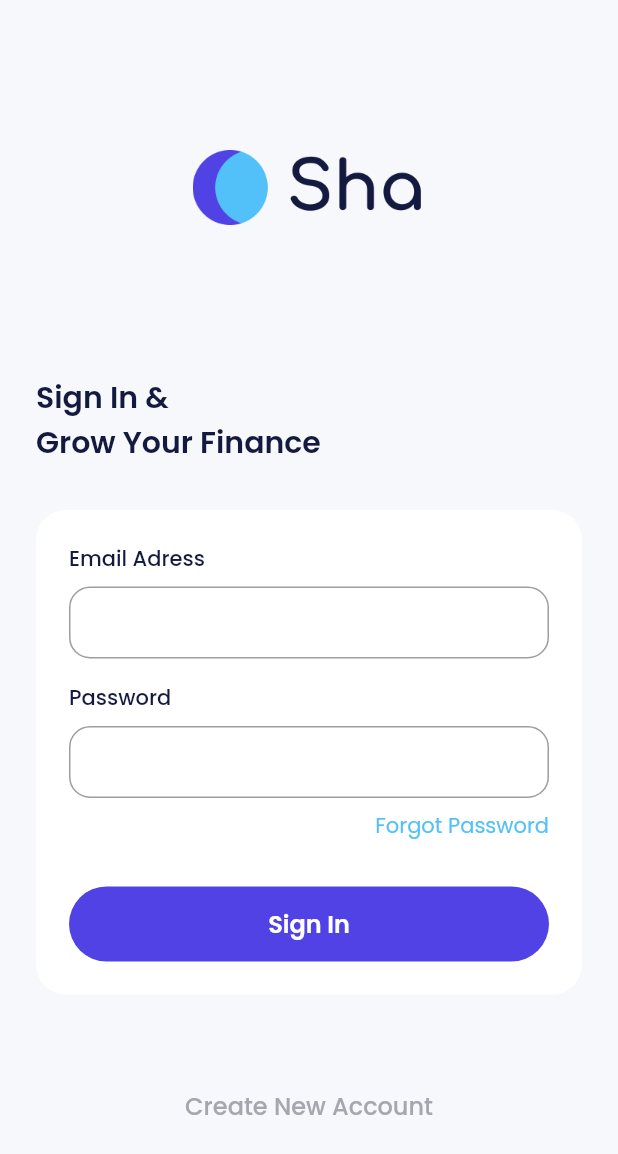
After one commit to yusuffront99/e-wallet-app, a Flutter app: the SignInPage screen opened directly, on a phone screen of 412 x 824 dp. The commit adds this screen. Shown: the top 1154 px of the screen. Run offline on Flutter 3.47's test engine with Material 2 defaults, Android fonts, the phone set to English and light mode, and no system bars; our stand-ins replace carousel_slider, google_fonts.

Commit message:
updated and create a new page --sign page

```diff
--- a/lib/ui/pages/onboarding_page.dart
+++ b/lib/ui/pages/onboarding_page.dart
@@ -1,5 +1,6 @@
 import 'package:carousel_slider/carousel_slider.dart';
 import 'package:e_wallet_app/shared/theme.dart';
+import 'package:e_wallet_app/ui/pages/sign_in_page.dart';
 import 'package:flutter/material.dart';
 
 class OnboardingPage extends StatefulWidget {
@@ -129,7 +130,12 @@ class _OnboardingPageState extends State<OnboardingPage> {
                               height: 24,
                               child: TextButton(
                                 onPressed: () {
-                                  carouselController.nextPage();
+                                  Navigator.push(
+                                    context,
+                                    MaterialPageRoute(
+                                      builder: (context) => const SignInPage(),
+                                    ),
+                                  );
                                 },
                                 style: TextButton.styleFrom(
                                     padding: EdgeInsets.zero),
--- /dev/null
+++ b/lib/ui/pages/sign_in_page.dart
@@ -0,0 +1,157 @@
+import 'package:e_wallet_app/shared/theme.dart';
+import 'package:flutter/material.dart';
+
+class SignInPage extends StatelessWidget {
+  const SignInPage({super.key});
+
+  @override
+  Widget build(BuildContext context) {
+    return Scaffold(
+      backgroundColor: lightBackgroundColor,
+      body: ListView(
+        padding: const EdgeInsets.symmetric(horizontal: 24),
+        children: [
+          Container(
+            width: 155,
+            height: 50,
+            margin: const EdgeInsets.only(
+              top: 100,
+              bottom: 100,
+            ),
+            decoration: const BoxDecoration(
+              image: DecorationImage(
+                image: AssetImage('assets/img_logo_light.png'),
+              ),
+            ),
+          ),
+          Text(
+            'Sign In &\nGrow Your Finance',
+            style: blackTextStyle.copyWith(
+              fontSize: 20,
+              fontWeight: semiBold,
+            ),
+          ),
+          const SizedBox(
+            height: 30,
+          ),
+          //  ==== TYPING INPUT SIGN IN
+          Container(
+            padding: const EdgeInsets.all(22),
+            decoration: BoxDecoration(
+              borderRadius: BorderRadius.circular(20),
+              color: whiteColor,
+            ),
+            child: Column(
+              crossAxisAlignment: CrossAxisAlignment.start,
+              children: [
+                // == email ...
+                Column(
+                  crossAxisAlignment: CrossAxisAlignment.start,
+                  children: [
+                    Text(
+                      'Email Adress',
+                      style: blackTextStyle.copyWith(
+                        fontWeight: medium,
+                      ),
+                    ),
+                    const SizedBox(
+                      height: 8,
+                    ),
+                    TextFormField(
+                      decoration: InputDecoration(
+                        border: OutlineInputBorder(
+                          borderRadius: BorderRadius.circular(14),
+                        ),
+                        contentPadding: const EdgeInsets.all(12),
+                      ),
+                    ),
+                  ],
+                ),
+                const SizedBox(
+                  height: 16,
+                ),
+                // == password ...
+                Column(
+                  crossAxisAlignment: CrossAxisAlignment.start,
+                  children: [
+                    Text(
+                      'Password',
+                      style: blackTextStyle.copyWith(
+                        fontWeight: medium,
+                      ),
+                    ),
+                    const SizedBox(
+                      height: 8,
+                    ),
+                    TextFormField(
+                      obscureText: true,
+                      decoration: InputDecoration(
+                        border: OutlineInputBorder(
+                          borderRadius: BorderRadius.circular(14),
+                        ),
+                        contentPadding: const EdgeInsets.all(12),
+                      ),
+                    ),
+                  ],
+                ),
+                const SizedBox(
+                  height: 8,
+                ),
+                Align(
+                  alignment: Alignment.centerRight,
+                  child: Text(
+                    'Forgot Password',
+                    style: blueTextStyle,
+                  ),
+                ),
+                const SizedBox(
+                  height: 30,
+                ),
+                // == SIGN IN BUTTON
+                SizedBox(
+                  width: double.infinity,
+                  height: 50,
+                  child: TextButton(
+                    onPressed: () {},
+                    style: TextButton.styleFrom(
+                      backgroundColor: purpleColor,
+                      shape: RoundedRectangleBorder(
+                        borderRadius: BorderRadius.circular(56),
+                      ),
+                    ),
+                    child: Text(
+                      'Sign In',
+                      style: whiteTextStyle.copyWith(
+                        fontSize: 16,
+                        fontWeight: semiBold,
+                      ),
+                    ),
+                  ),
+                ),
+                // == SIGN IN BUTTON
+              ],
+            ),
+          ),
+          //  ==== TYPING INPUT SIGN IN
+
+          // === CREATE NEW ACCOUNT
+          const SizedBox(
+            height: 50,
+          ),
+          Center(
+            child: TextButton(
+              onPressed: () {},
+              child: Text(
+                'Create New Account',
+                style: greyTextStyle.copyWith(
+                  fontSize: 16,
+                ),
+              ),
+            ),
+          ),
+          // === CREATE NEW ACCOUNT
+        ],
+      ),
+    );
+  }
+}
```
